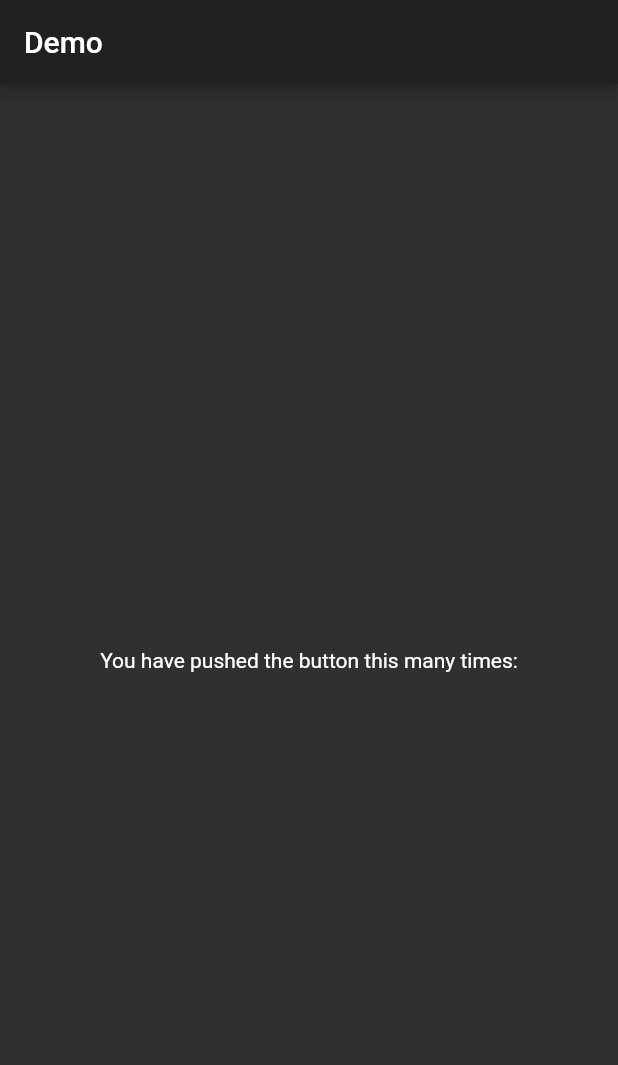
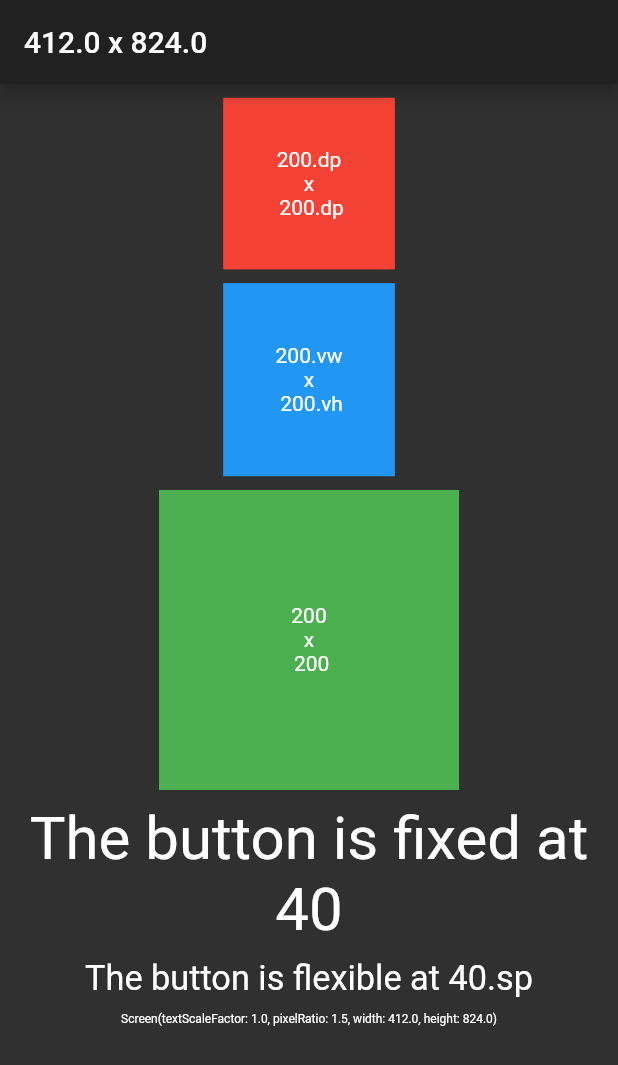
Before and after one commit to jogboms/flutter_scale_aware, a Flutter app: the screen it shows after launch, on a phone screen of 412 x 824 dp. Shown: the top 1065 px of the screen. Run offline on Flutter 3.47's test engine with Material 2 defaults, Android fonts, the phone set to English and light mode, and no system bars.

Commit message:
Include example

```diff
--- a/example/lib/main.dart
+++ b/example/lib/main.dart
@@ -1,14 +1,23 @@
 import 'package:flutter/material.dart';
+import 'package:flutter_dpi_aware/flutter_dpi_aware.dart';
 
 void main() => runApp(MyApp());
 
 class MyApp extends StatelessWidget {
   @override
   Widget build(BuildContext context) {
-    return MaterialApp(
-      title: 'Demo',
-      theme: ThemeData.dark(),
-      home: MyHomePage(title: 'Demo'),
+    return ScreenAwareProvider(
+      config: ScreenConfig(),
+      builder: (_, screen, __) => MaterialApp(
+        title: 'Demo',
+        theme: ThemeData.dark(),
+        home: MyHomePage(title: '${screen.size.width} x ${screen.size.height}'),
+      ),
+//      child: MaterialApp(
+//        title: 'Demo',
+//        theme: ThemeData.dark(),
+//        home: MyHomePage(title: '${Screen().size.width} x ${Screen().size.height}'),
+//      ),
     );
   }
 }
@@ -22,8 +31,54 @@ class MyHomePage extends StatelessWidget {
   Widget build(BuildContext context) {
     return Scaffold(
       appBar: AppBar(title: Text(title)),
-      body: Center(
-        child: Text('You have pushed the button this many times:'),
+      body: SingleChildScrollView(
+        padding: EdgeInsets.symmetric(horizontal: 16.dp),
+        child: Center(
+          child: Column(
+            children: <Widget>[
+              SizedBox(height: 16.dp),
+              Container(
+                width: 200.dp,
+                height: 200.dp,
+                color: Colors.red,
+                child: Center(child: Text("200.dp \nx\n 200.dp", textAlign: TextAlign.center)),
+              ),
+              SizedBox(height: 16.dp),
+              Container(
+                width: 200.vw,
+                height: 200.vh,
+                color: Colors.blue,
+                child: Center(child: Text("200.vw \nx\n 200.vh", textAlign: TextAlign.center)),
+              ),
+              SizedBox(height: 16.dp),
+              Container(
+                width: 200,
+                height: 200,
+                color: Colors.green,
+                child: Center(child: Text("200 \nx\n 200", textAlign: TextAlign.center)),
+              ),
+              SizedBox(height: 16.dp),
+              Text(
+                'The button is fixed at 40',
+                style: TextStyle(fontSize: 40),
+                textAlign: TextAlign.center,
+              ),
+              SizedBox(height: 16.dp),
+              Text(
+                'The button is flexible at 40.sp',
+                style: TextStyle(fontSize: 40.sp),
+                textAlign: TextAlign.center,
+              ),
+              SizedBox(height: 16.dp),
+              Text(
+                Screen().toString(),
+                style: TextStyle(fontSize: 14.sp),
+                textAlign: TextAlign.center,
+              ),
+              SizedBox(height: 48.dp),
+            ],
+          ),
+        ),
       ),
     );
   }
```
